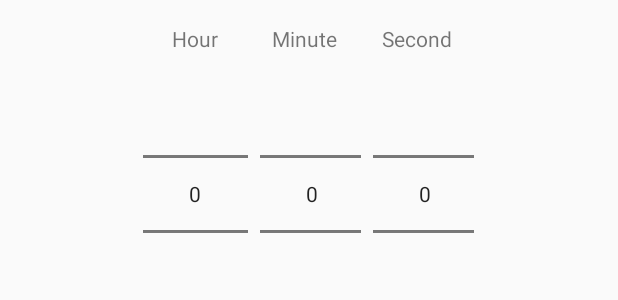
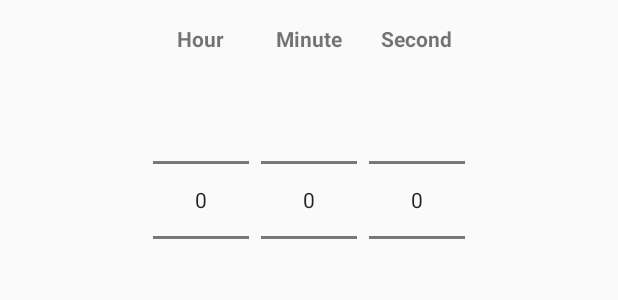
Before and after one commit to ankurgecr/DateTimePickerEditTextDemo, an Android app: the layout time_picker_widget.xml on its own in the app's theme, with its tools: preview values and no code run, on a phone screen of 412 x 824 dp. Shown: the top 300 px of the screen. Run offline under Robolectric (Android 15) with nearby library versions, the phone set to English and light mode, and no system bars.

Commit message:
Adding custome date picker dialog to use date selection with spinner mode

```diff
--- a/lib_datetimepickeredittext/src/main/java/android/helper/utils/CustomTimePickerDialog.java
+++ b/lib_datetimepickeredittext/src/main/java/android/helper/utils/CustomTimePickerDialog.java
@@ -73,8 +73,8 @@ public class CustomTimePickerDialog extends AlertDialog implements OnClickListen
         requestWindowFeature(Window.FEATURE_NO_TITLE);
         mCallback = callBack;
 
-        setButton(context.getText(R.string.time_set), this);
-        setButton2(context.getText(R.string.cancel), (OnClickListener) null);
+        setButton(context.getText(R.string.dtpe_time_set), this);
+        setButton2(context.getText(R.string.dtpe_cancel), (OnClickListener) null);
         //setIcon(android.R.drawable.ic_dialog_time);
 
         LayoutInflater inflater =
--- a/lib_datetimepickeredittext/src/main/res/layout/time_picker_widget.xml
+++ b/lib_datetimepickeredittext/src/main/res/layout/time_picker_widget.xml
@@ -8,8 +8,8 @@
     <LinearLayout
         android:layout_width="wrap_content"
         android:layout_height="wrap_content"
+        android:layout_marginTop="12dp"
         android:layoutDirection="ltr"
-        android:layout_marginTop="12dp"
         android:orientation="horizontal">
 
         <LinearLayout
@@ -22,12 +22,14 @@
                 android:layout_width="wrap_content"
                 android:layout_height="wrap_content"
                 android:padding="4dp"
-                android:text="@string/hour" />
+                android:text="@string/dtpe_hour"
+                android:textStyle="bold" />
 
             <NumberPicker
                 android:id="@+id/hour"
-                android:layout_width="70dip"
+                android:layout_width="wrap_content"
                 android:layout_height="wrap_content"
+                android:layout_margin="4dp"
                 android:focusable="true"
                 android:focusableInTouchMode="true" />
         </LinearLayout>
@@ -42,13 +44,14 @@
                 android:layout_width="wrap_content"
                 android:layout_height="wrap_content"
                 android:padding="4dp"
-                android:text="@string/minute" />
+                android:text="@string/dtpe_minute"
+                android:textStyle="bold" />
 
             <NumberPicker
                 android:id="@+id/minute"
-                android:layout_width="70dip"
+                android:layout_width="wrap_content"
                 android:layout_height="wrap_content"
-                android:layout_marginStart="5dip"
+                android:layout_margin="4dp"
                 android:focusable="true"
                 android:focusableInTouchMode="true" />
         </LinearLayout>
@@ -63,13 +66,14 @@
                 android:layout_width="wrap_content"
                 android:layout_height="wrap_content"
                 android:padding="4dp"
-                android:text="@string/second" />
+                android:text="@string/dtpe_second"
+                android:textStyle="bold" />
 
             <NumberPicker
                 android:id="@+id/seconds"
-                android:layout_width="70dip"
+                android:layout_width="wrap_content"
                 android:layout_height="wrap_content"
-                android:layout_marginStart="5dip"
+                android:layout_margin="4dp"
                 android:focusable="true"
                 android:focusableInTouchMode="true" />
         </LinearLayout>
--- a/lib_datetimepickeredittext/src/main/res/values/attrs.xml
+++ b/lib_datetimepickeredittext/src/main/res/values/attrs.xml
@@ -6,6 +6,10 @@
             <enum name="time" value="1" />
             <enum name="delay" value="2" />
         </attr>
+        <attr name="datePickerType" format="enum">
+            <enum name="calendar" value="0" />
+            <enum name="spinner" value="1" />
+        </attr>
         <attr name="android:format" format="string" />
     </declare-styleable>
 </resources>
--- a/lib_datetimepickeredittext/src/main/res/values/strings.xml
+++ b/lib_datetimepickeredittext/src/main/res/values/strings.xml
@@ -1,7 +1,9 @@
 <resources>
-    <string name="time_set">Set time</string>
-    <string name="cancel">Cancel</string>
-    <string name="hour">Hour</string>
-    <string name="minute">Minute</string>
-    <string name="second">Second</string>
+    <string name="dtpe_time_set">Set time</string>
+    <string name="dtpe_cancel">Cancel</string>
+    <string name="dtpe_hour">Hour</string>
+    <string name="dtpe_minute">Minute</string>
+    <string name="dtpe_second">Second</string>
+    <string name="dtpe_date_time_done">Done</string>
+    <string name="dtpe_date_picker_dialog_title">Set date</string>
 </resources>
```
Also changed, not shown: lib_datetimepickeredittext/src/main/java/android/helper/DateTimePickerEditText.java (+41 -4 lines), lib_datetimepickeredittext/src/main/java/android/helper/utils/DatePickerDialog.java (added, +178 -0 lines), lib_datetimepickeredittext/src/main/res/layout/date_picker_dialog.xml (added, +25 -0 lines).
